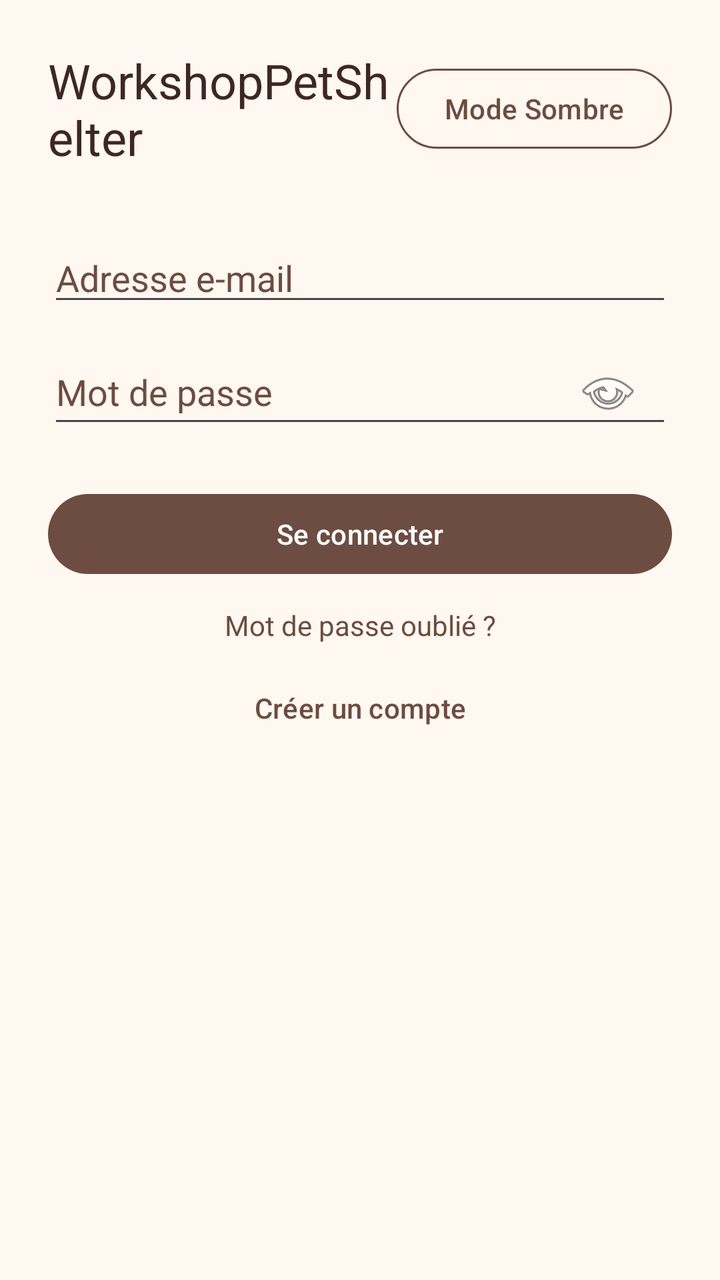
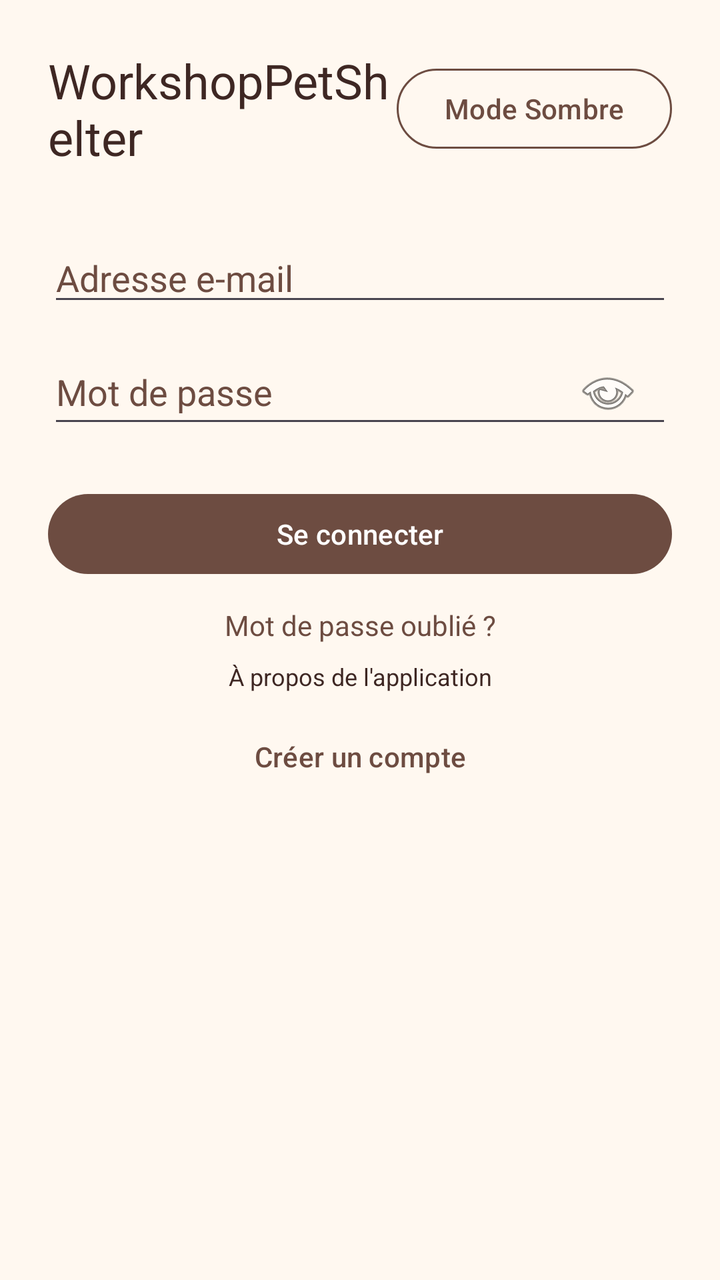

Screens rendered from an Android XML layout before and after an edit, with the pre-edit source and the edit as a unified diff.
<!-- AndroidManifest.xml: application theme Theme.WorkshopPetShelter -->
<!-- res/layout/activity_main.xml -->
<ScrollView xmlns:android="http://schemas.android.com/apk/res/android"
    xmlns:app="http://schemas.android.com/apk/res-auto"
    android:layout_width="match_parent"
    android:layout_height="match_parent"
    android:background="@color/app_background"
    android:fillViewport="true">

    <LinearLayout
        android:layout_width="match_parent"
        android:layout_height="wrap_content"
        android:orientation="vertical"
        android:padding="24dp">

        
        <LinearLayout
            android:layout_width="match_parent"
            android:layout_height="wrap_content"
            android:gravity="center_vertical"
            android:orientation="horizontal">

            <TextView
                android:layout_width="0dp"
                android:layout_height="wrap_content"
                android:layout_weight="1"
                android:text="@string/title_main"
                android:textAppearance="?attr/textAppearanceHeadlineSmall"
                android:textColor="@color/text_primary" />

            <com.google.android.material.button.MaterialButton
                android:id="@+id/buttonToggleTheme"
                style="@style/Widget.Material3.Button.OutlinedButton"
                android:layout_width="wrap_content"
                android:layout_height="wrap_content"
                android:text="Mode Sombre"
                android:textColor="@color/accent"
                app:strokeColor="@color/accent" />

        </LinearLayout>

        
        <EditText
            android:id="@+id/etEmail"
            android:layout_width="match_parent"
            android:layout_height="wrap_content"
            android:layout_marginTop="32dp"
            android:autofillHints="emailAddress"
            android:hint="Adresse e-mail"
            android:inputType="textEmailAddress"
            android:maxLines="1"
            android:textColor="@color/text_primary"
            android:textColorHint="@color/accent" />

        <EditText
            android:id="@+id/etPassword"
            android:layout_width="match_parent"
            android:layout_height="wrap_content"
            android:layout_marginTop="12dp"
            android:autofillHints="password"
            android:hint="Mot de passe"
            android:drawableEnd="@android:drawable/ic_menu_view"
            android:inputType="textPassword"
            android:maxLines="1"
            android:paddingEnd="16dp"
            android:textColor="@color/text_primary"
            android:textColorHint="@color/accent" />

        <com.google.android.material.button.MaterialButton
            android:id="@+id/btnLogin"
            android:layout_width="match_parent"
            android:layout_height="wrap_content"
            android:layout_marginTop="24dp"
            android:text="Se connecter"
            android:textAllCaps="false"
            app:backgroundTint="@color/accent" />

        
        <TextView
            android:id="@+id/tvForgotPassword"
            android:layout_width="match_parent"
            android:layout_height="wrap_content"
            android:layout_marginTop="12dp"
            android:clickable="true"
            android:focusable="true"
            android:gravity="center"
            android:text="Mot de passe oublié ?"
            android:textAlignment="center"
            android:textColor="@color/accent"
            android:textSize="14sp" />

        <com.google.android.material.button.MaterialButton
            android:id="@+id/btnGoRegister"
            style="@style/Widget.Material3.Button.TextButton"
            android:layout_width="match_parent"
            android:layout_height="wrap_content"
            android:layout_marginTop="8dp"
            android:text="Créer un compte"
            android:textAllCaps="false"
            android:textColor="@color/accent" />

    </LinearLayout>

</ScrollView>
<!-- resources referenced by this layout -->
<resources>
  <color name="accent">#6D4C41</color>
  <color name="app_background">#FFF8F0</color>
  <color name="text_primary">#3E2723</color>
  <string name="title_main">WorkshopPetShelter</string>
  <style name="Theme.WorkshopPetShelter" parent="Theme.Material3.DayNight.NoActionBar" />
</resources>

<!-- the commit's change to res/layout/activity_main.xml (unified diff, before → after) -->
@@ -87,6 +87,20 @@
             android:textColor="@color/accent"
             android:textSize="14sp" />
 
+        
+        <TextView
+            android:id="@+id/tvAbout"
+            android:layout_width="match_parent"
+            android:layout_height="wrap_content"
+            android:layout_marginTop="8dp"
+            android:clickable="true"
+            android:focusable="true"
+            android:gravity="center"
+            android:text="À propos de l'application"
+            android:textAlignment="center"
+            android:textColor="@color/text_primary"
+            android:textSize="12sp" />
+
         <com.google.android.material.button.MaterialButton
             android:id="@+id/btnGoRegister"
             style="@style/Widget.Material3.Button.TextButton"
